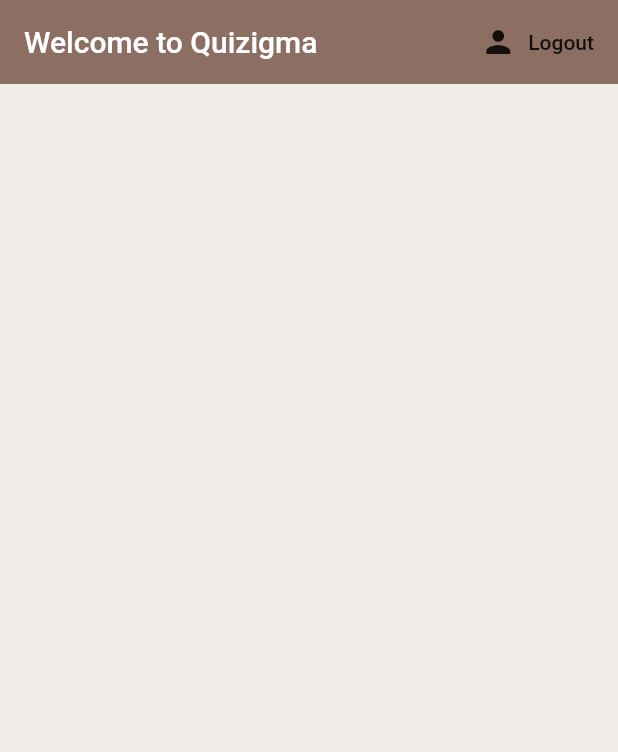
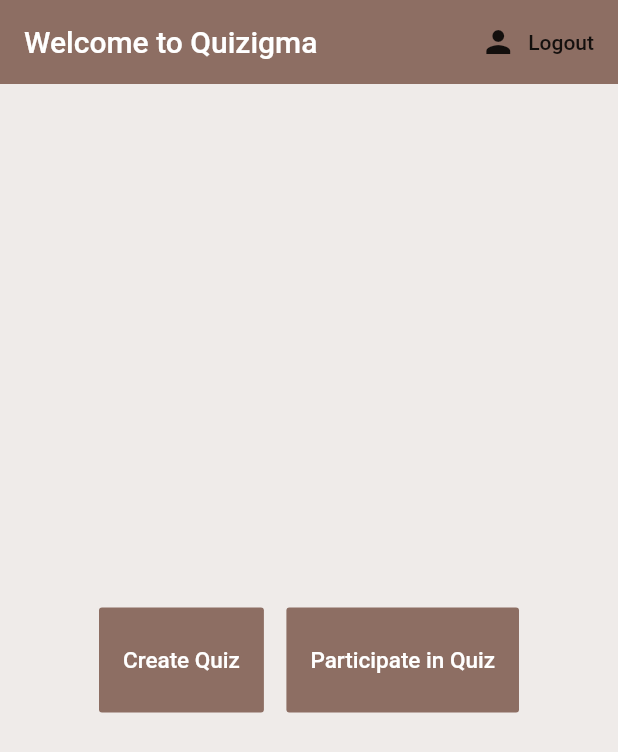
Before and after one commit to IvayloGatev/Quizigma, a Flutter app: the screen it shows once a user with an empty profile is signed in, on a phone screen of 412 x 824 dp. Shown: the top 752 px of the screen. Run offline on Flutter 3.47's test engine with Material 2 defaults, Android fonts, the phone set to English and light mode, and no system bars; our stand-ins replace cloud_firestore, firebase_auth, firebase_core, flutter_svg, mvc_pattern, random_string; accounts and stored records are empty; network calls fail.

Commit message:
main with little changes

```diff
--- a/lib/main.dart
+++ b/lib/main.dart
@@ -20,6 +20,7 @@ class Quizigma extends StatelessWidget {
     return StreamProvider<QuizigmaUser>.value(
         value: HomeController().user,
         child: MaterialApp(
+          debugShowCheckedModeBanner: false,
           // List all of the app's supported locales here.
           supportedLocales: [Locale('en', 'US')],
           // These delegates make sure that the localization data for the proper language is loaded.
--- a/lib/models/quiz.dart
+++ b/lib/models/quiz.dart
@@ -1 +1,7 @@
-class Quiz {}
+class Quiz {
+  final String category;
+  final String id;
+  final String name;
+
+  Quiz({this.category, this.id, this.name});
+}
--- a/lib/services/idatabase.dart
+++ b/lib/services/idatabase.dart
@@ -2,7 +2,7 @@ import 'package:quizigma/models/question.dart';
 import 'package:quizigma/models/quiz.dart';
 
 abstract class IDatabase {
-  Future<void> addQuiz(Quiz quiz);
+  Future addQuiz(String category, String name);
 
   Quiz getQuiz(String id);
 
--- a/lib/views/home/home.dart
+++ b/lib/views/home/home.dart
@@ -2,6 +2,8 @@ import 'package:flutter/cupertino.dart';
 import 'package:flutter/material.dart';
 import 'package:quizigma/controllers/home_controller.dart';
 import 'package:quizigma/services/app_localization.dart';
+import 'package:quizigma/services/firestore_database.dart';
+import 'package:quizigma/models/quiz.dart';
 
 class Home extends StatelessWidget {
   final _controller = HomeController();
@@ -24,6 +26,41 @@ class Home extends StatelessWidget {
                   await _controller.signOut();
                 },
               )
-            ]));
+            ]),
+        body: Center(
+          child: Row(
+              mainAxisAlignment: MainAxisAlignment.center,
+              children: <Widget>[
+                FlatButton(
+                  height: 70.00,
+                  minWidth: 70.00,
+                  child: Text("Create Quiz", style: TextStyle(fontSize: 15)),
+                  color: Colors.brown[400],
+                  textColor: Colors.white,
+                  onPressed: () {
+                    //only for testing
+                    //in the near future this will redirect you to a page that
+                    //asks the user for the quiz name and category and add questions...
+                    FirestoreDatabase()
+                        .addQuiz('test_quizCategory', 'test_quizName');
+                  },
+                ),
+                SizedBox(width: 15),
+                FlatButton(
+                  height: 70.00,
+                  minWidth: 100.00,
+                  child: Text("Participate in Quiz",
+                      style: TextStyle(fontSize: 15)),
+                  color: Colors.brown[400],
+                  textColor: Colors.white,
+                  onPressed: () {
+                    //Quiz quiz1 = Quiz();
+                    //quiz1.category = "hydgy";
+                    //print(quiz1.category + quiz1.id);
+                    FirestoreDatabase().getQuizData('test_quizCategory');
+                  },
+                ),
+              ]),
+        ));
   }
 }
--- a/pubspec.yaml
+++ b/pubspec.yaml
@@ -35,6 +35,7 @@ dependencies:
   provider: ^4.3.2+2
   mvc_pattern: ^6.5.0
   flutter_svg: ^0.19.0
+  random_string: ^2.1.0
 
 dev_dependencies:
   flutter_test:
```
Also changed, not shown: lib/models/question.dart (+16 -0 lines), lib/services/firestore_database.dart (+28 -3 lines), pubspec.lock.
